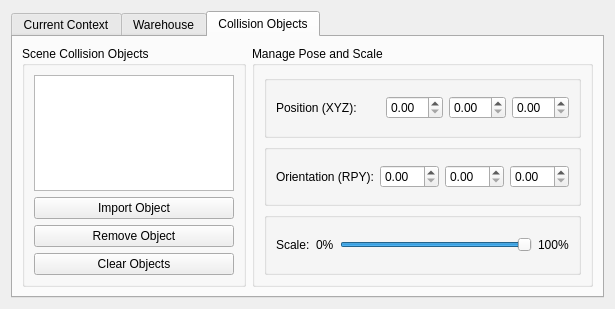
Above: moveit_rviz_plugin/src/ui/moveit_rviz_plugin_frame.ui from moveit/moveit before the change. Below: the same form after it.
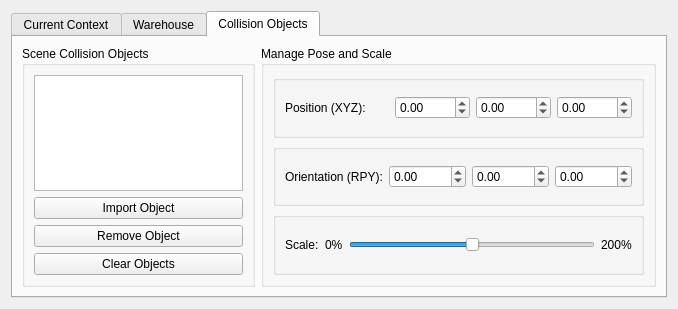
That is the form after the change.

Diff of the .ui file:
```diff
--- a/moveit_rviz_plugin/src/ui/moveit_rviz_plugin_frame.ui
+++ b/moveit_rviz_plugin/src/ui/moveit_rviz_plugin_frame.ui
@@ -6,7 +6,7 @@
    <rect>
     <x>0</x>
     <y>0</y>
-    <width>615</width>
+    <width>678</width>
     <height>309</height>
    </rect>
   </property>
@@ -364,13 +364,34 @@
               </widget>
              </item>
              <item>
-              <widget class="QDoubleSpinBox" name="doubleSpinBox"/>
+              <widget class="QDoubleSpinBox" name="object_x">
+               <property name="minimum">
+                <double>-1000.000000000000000</double>
+               </property>
+               <property name="maximum">
+                <double>1000.000000000000000</double>
+               </property>
+              </widget>
              </item>
              <item>
-              <widget class="QDoubleSpinBox" name="doubleSpinBox_2"/>
+              <widget class="QDoubleSpinBox" name="object_y">
+               <property name="minimum">
+                <double>-1000.000000000000000</double>
+               </property>
+               <property name="maximum">
+                <double>1000.000000000000000</double>
+               </property>
+              </widget>
              </item>
              <item>
-              <widget class="QDoubleSpinBox" name="doubleSpinBox_3"/>
+              <widget class="QDoubleSpinBox" name="object_z">
+               <property name="minimum">
+                <double>-1000.000000000000000</double>
+               </property>
+               <property name="maximum">
+                <double>1000.000000000000000</double>
+               </property>
+              </widget>
              </item>
             </layout>
            </widget>
@@ -389,13 +410,43 @@
               </widget>
              </item>
              <item>
-              <widget class="QDoubleSpinBox" name="doubleSpinBox_8"/>
+              <widget class="QDoubleSpinBox" name="object_rx">
+               <property name="minimum">
+                <double>-3.140000000000000</double>
+               </property>
+               <property name="maximum">
+                <double>3.140000000000000</double>
+               </property>
+               <property name="singleStep">
+                <double>0.200000000000000</double>
+               </property>
+              </widget>
              </item>
              <item>
-              <widget class="QDoubleSpinBox" name="doubleSpinBox_9"/>
+              <widget class="QDoubleSpinBox" name="object_ry">
+               <property name="minimum">
+                <double>-3.140000000000000</double>
+               </property>
+               <property name="maximum">
+                <double>3.140000000000000</double>
+               </property>
+               <property name="singleStep">
+                <double>0.200000000000000</double>
+               </property>
+              </widget>
              </item>
              <item>
-              <widget class="QDoubleSpinBox" name="doubleSpinBox_7"/>
+              <widget class="QDoubleSpinBox" name="object_rz">
+               <property name="minimum">
+                <double>-3.140000000000000</double>
+               </property>
+               <property name="maximum">
+                <double>3.140000000000000</double>
+               </property>
+               <property name="singleStep">
+                <double>0.200000000000000</double>
+               </property>
+              </widget>
              </item>
             </layout>
            </widget>
@@ -429,11 +480,14 @@
                 </size>
                </property>
                <property name="maximum">
-                <number>100</number>
+                <number>200</number>
                </property>
                <property name="value">
                 <number>100</number>
                </property>
+               <property name="sliderPosition">
+                <number>100</number>
+               </property>
                <property name="orientation">
                 <enum>Qt::Horizontal</enum>
                </property>
@@ -451,7 +505,7 @@
              <item>
               <widget class="QLabel" name="label_18">
                <property name="text">
-                <string>100%</string>
+                <string>200%</string>
                </property>
               </widget>
              </item>
```
Left out of the diff: 16 changed lines with no effect on the pictures.
